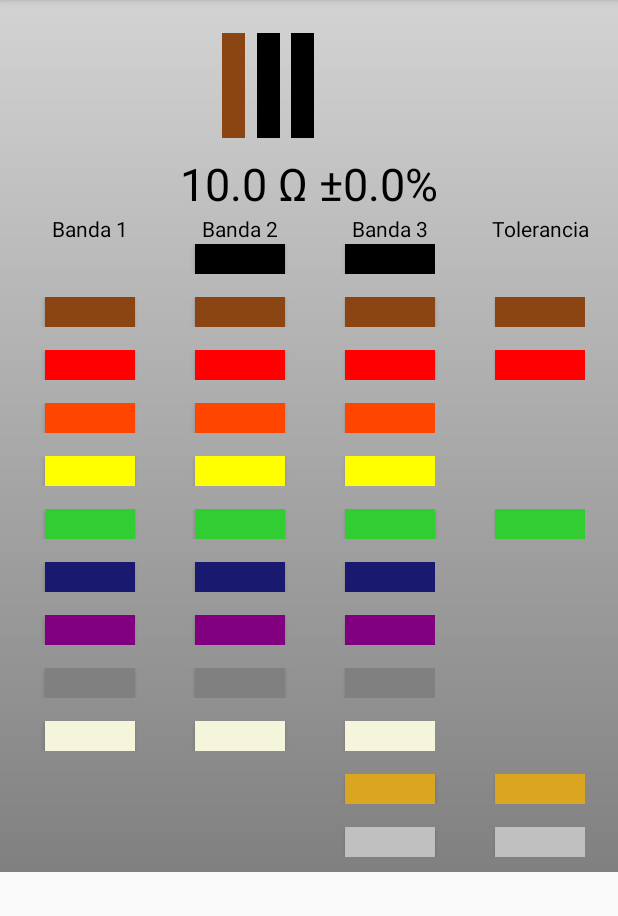
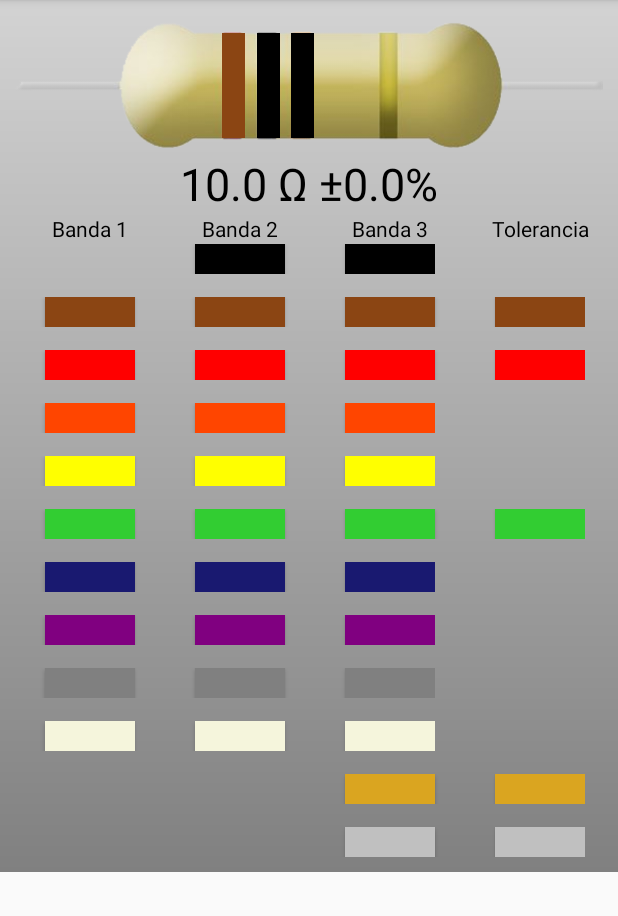
Before and after one commit to nestorcalvo/CalculadoraDeResistencias, an Android app: the screen it shows after launch (MainActivity), on a phone screen of 412 x 824 dp, the part 84-1000 px from its top. Run offline under Robolectric (Android 15) with nearby library versions, the light colour scheme and no system bars.

Commit message:
final version

```diff
--- a/app/src/main/res/layout/activity_main.xml
+++ b/app/src/main/res/layout/activity_main.xml
@@ -13,6 +13,7 @@
         <ImageView
                 android:layout_width="wrap_content"
                 android:layout_height="92dp"
+                android:background="@mipmap/resistencia"
 
         />
         <LinearLayout
```
Also changed, not shown: app/src/main/res/mipmap-mdpi/resistencia.png (added).
